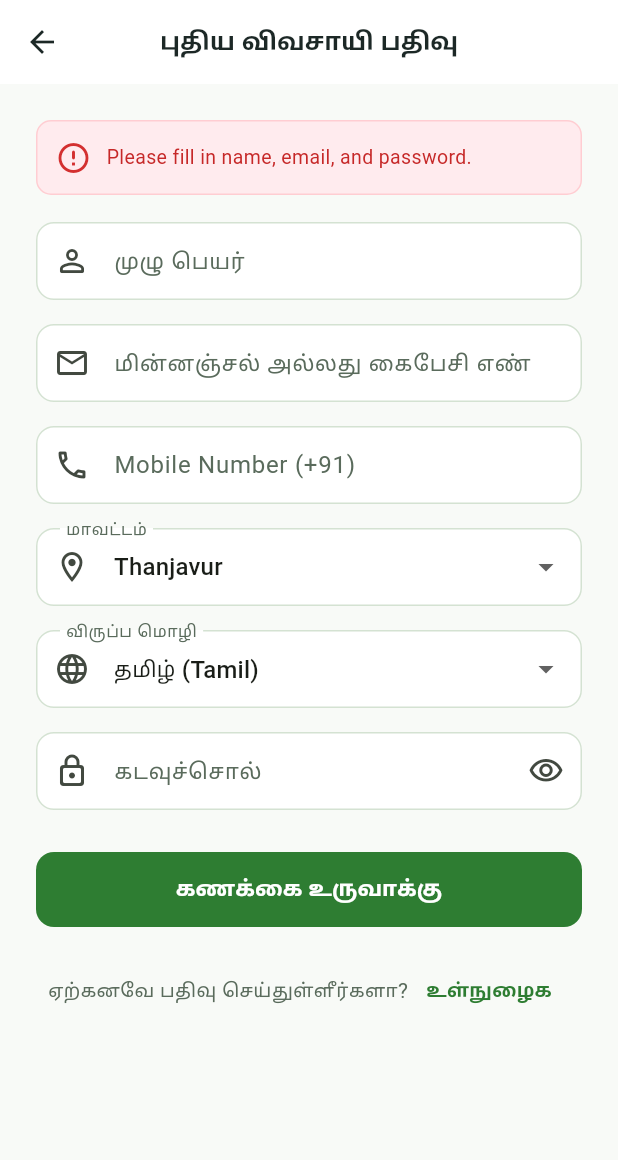
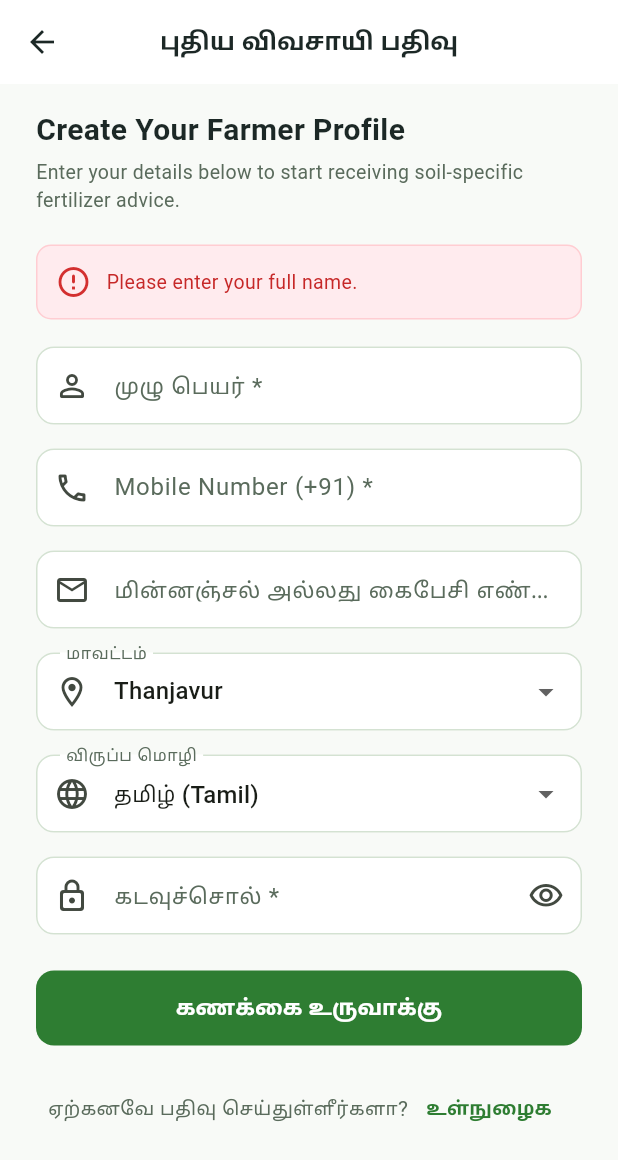
Before and after one commit to janasruthi31/Nutricrop, a Flutter app: the RegisterScreen screen opened directly, after a tap on "கணக்கை உருவாக்கு", on a phone screen of 412 x 824 dp. Shown: the top 1160 px of the screen. Run offline on Flutter 3.47's test engine with Material 3 defaults, Android fonts, the phone set to English and light mode, and no system bars; our stand-ins replace file_picker, geolocator, image_picker.

Commit message:
feat(auth): enable clean farmer login and registration flow with mobile number support and empty default credentials

```diff
--- a/flutter_app/lib/screens/register_screen.dart
+++ b/flutter_app/lib/screens/register_screen.dart
@@ -43,12 +43,27 @@ class _RegisterScreenState extends State<RegisterScreen> {
 
   Future<void> _handleRegister() async {
     final name = _nameCtrl.text.trim();
-    final email = _emailCtrl.text.trim();
+    String email = _emailCtrl.text.trim();
+    final phone = _phoneCtrl.text.trim();
     final pwd = _passwordCtrl.text;
-    final phone = _phoneCtrl.text.trim();
 
-    if (name.isEmpty || email.isEmpty || pwd.isEmpty) {
-      setState(() => _error = 'Please fill in name, email, and password.');
+    if (name.isEmpty) {
+      setState(() => _error = 'Please enter your full name.');
+      return;
+    }
+
+    if (email.isEmpty && phone.isEmpty) {
+      setState(() => _error = 'Please enter your mobile number or email address.');
+      return;
+    }
+
+    if (email.isEmpty && phone.isNotEmpty) {
+      final cleanDigits = phone.replaceAll(RegExp(r'\D'), '');
+      email = '$cleanDigits@farmer.tn.gov';
+    }
+
+    if (pwd.length < 6) {
+      setState(() => _error = 'Password must be at least 6 characters.');
       return;
     }
 
@@ -68,6 +83,12 @@ class _RegisterScreenState extends State<RegisterScreen> {
       );
       globalLocaleNotifier.setLanguageCode(_language);
       if (!mounted) return;
+      ScaffoldMessenger.of(context).showSnackBar(
+        SnackBar(
+          content: Text('Account created successfully! Welcome, $name.'),
+          backgroundColor: AppTheme.primaryGreen,
+        ),
+      );
       Navigator.pushAndRemoveUntil(
         context,
         MaterialPageRoute(builder: (_) => const MainNavigationShell()),
@@ -76,7 +97,7 @@ class _RegisterScreenState extends State<RegisterScreen> {
     } on ApiException catch (e) {
       setState(() => _error = e.message);
     } catch (_) {
-      setState(() => _error = 'Could not reach server. Please check connection.');
+      setState(() => _error = 'Could not reach server. Please check your connection.');
     } finally {
       if (mounted) setState(() => _isLoading = false);
     }
@@ -89,10 +110,20 @@ class _RegisterScreenState extends State<RegisterScreen> {
       appBar: AppBar(title: Text(l10n.text('register_title'))),
       body: SafeArea(
         child: SingleChildScrollView(
-          padding: const EdgeInsets.all(24.0),
+          padding: const EdgeInsets.symmetric(horizontal: 24.0, vertical: 16.0),
           child: Column(
             crossAxisAlignment: CrossAxisAlignment.stretch,
             children: [
+              Text(
+                'Create Your Farmer Profile',
+                style: const TextStyle(fontSize: 20, fontWeight: FontWeight.bold, color: AppTheme.textDark),
+              ),
+              const SizedBox(height: 4),
+              const Text(
+                'Enter your details below to start receiving soil-specific fertilizer advice.',
+                style: TextStyle(fontSize: 13, color: AppTheme.textMuted),
+              ),
+              const SizedBox(height: 20),
               if (_error != null) ...[
                 Container(
                   padding: const EdgeInsets.all(12),
@@ -114,8 +145,19 @@ class _RegisterScreenState extends State<RegisterScreen> {
               TextField(
                 controller: _nameCtrl,
                 decoration: InputDecoration(
-                  labelText: l10n.text('full_name'),
+                  labelText: '${l10n.text('full_name')} *',
+                  hintText: 'e.g., K. Murugan',
                   prefixIcon: const Icon(Icons.person_outline_rounded),
+                ),
+              ),
+              const SizedBox(height: 16),
+              TextField(
+                controller: _phoneCtrl,
+                keyboardType: TextInputType.phone,
+                decoration: const InputDecoration(
+                  labelText: 'Mobile Number (+91) *',
+                  hintText: 'e.g., 9876543210',
+                  prefixIcon: Icon(Icons.phone_outlined),
                 ),
               ),
               const SizedBox(height: 16),
@@ -123,17 +165,9 @@ class _RegisterScreenState extends State<RegisterScreen> {
                 controller: _emailCtrl,
                 keyboardType: TextInputType.emailAddress,
                 decoration: InputDecoration(
-                  labelText: l10n.text('email_or_phone'),
+                  labelText: '${l10n.text('email_or_phone')} (Optional)',
+                  hintText: 'e.g., farmer@example.com',
                   prefixIcon: const Icon(Icons.email_outlined),
-                ),
-              ),
-              const SizedBox(height: 16),
-              TextField(
-                controller: _phoneCtrl,
-                keyboardType: TextInputType.phone,
-                decoration: const InputDecoration(
-                  labelText: 'Mobile Number (+91)',
-                  prefixIcon: Icon(Icons.phone_outlined),
                 ),
               ),
               const SizedBox(height: 16),
@@ -169,7 +203,8 @@ class _RegisterScreenState extends State<RegisterScreen> {
                 controller: _passwordCtrl,
                 obscureText: _obscure,
                 decoration: InputDecoration(
-                  labelText: l10n.text('password'),
+                  labelText: '${l10n.text('password')} *',
+                  hintText: 'Choose a secure password',
                   prefixIcon: const Icon(Icons.lock_outline_rounded),
                   suffixIcon: IconButton(
                     icon: Icon(_obscure ? Icons.visibility_outlined : Icons.visibility_off_outlined),
@@ -177,7 +212,7 @@ class _RegisterScreenState extends State<RegisterScreen> {
                   ),
                 ),
               ),
-              const SizedBox(height: 28),
+              const SizedBox(height: 24),
               FilledButton(
                 onPressed: _isLoading ? null : _handleRegister,
                 child: _isLoading
```
Also changed, not shown: flutter_app/lib/screens/login_screen.dart (+76 -32 lines), 1 other file.
